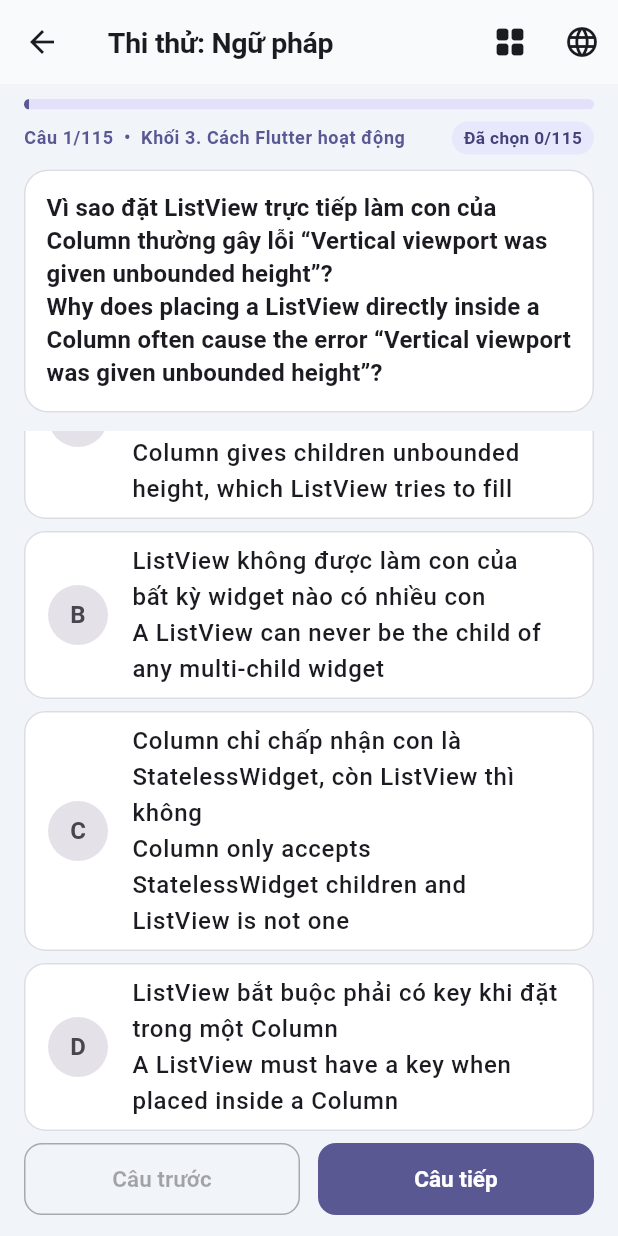
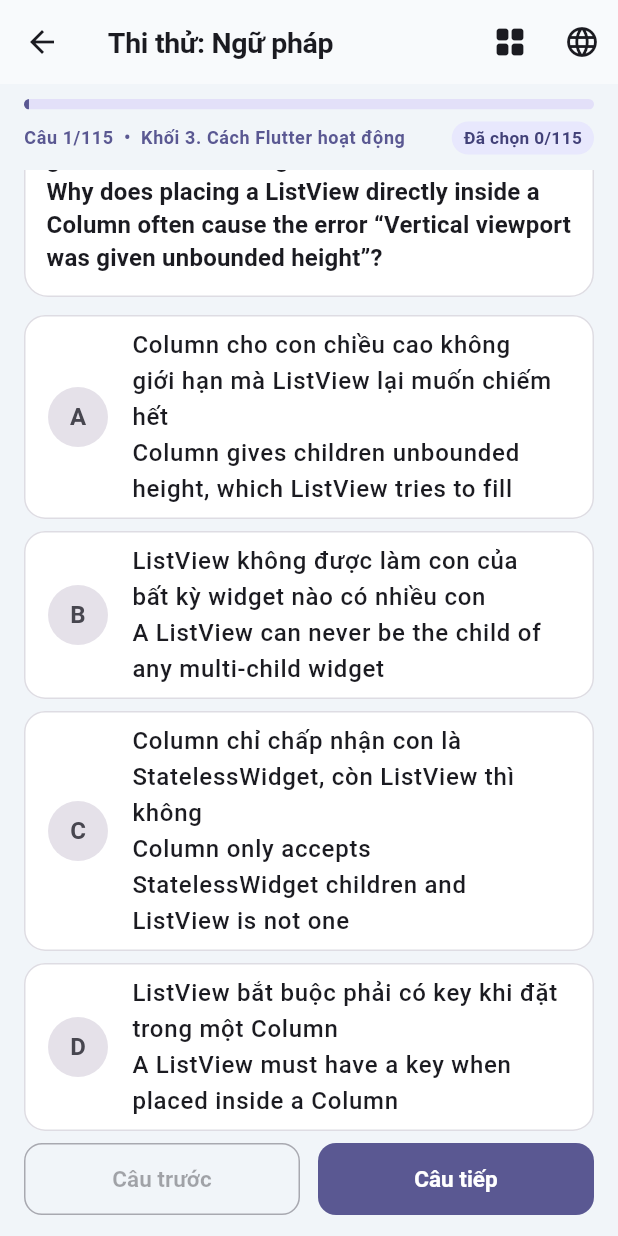
Before and after one commit to nguyenHoang-dev/BTTH_APP_MOBILE, a Flutter app: the QuizScreen screen opened directly with sample values from the repository, scrolled down 77 dp, on a phone screen of 412 x 824 dp. Run offline on Flutter 3.47's test engine with Material 3 defaults, Android fonts, the phone set to English and light mode, and no system bars; our stand-ins replace device_info_plus, dio, sqflite; accounts and stored records are empty.

Commit message:
fix(quiz): make question card and answer options scroll together for long code snippets

```diff
--- a/mobile/lib/screens/quiz_screen.dart
+++ b/mobile/lib/screens/quiz_screen.dart
@@ -231,6 +231,9 @@ class _QuizBody extends StatelessWidget {
             ],
           ),
           const SizedBox(height: 10),
+          Expanded(
+            child: ListView(
+              children: [
                 Container(
                   padding: const EdgeInsets.all(14),
                   decoration: BoxDecoration(
@@ -250,11 +253,10 @@ class _QuizBody extends StatelessWidget {
                   ),
                 ),
                 const SizedBox(height: 12),
-          Expanded(
-            child: ListView.separated(
-              itemCount: q.options.length,
-              separatorBuilder: (_, _) => const SizedBox(height: 8),
-              itemBuilder: (_, i) {
+                for (var i = 0; i < q.options.length; i++) ...[
+                  if (i > 0) const SizedBox(height: 8),
+                  Builder(
+                    builder: (_) {
                       final selected = quiz.selectedIndexForCurrent == i;
                       return Card(
                         color: selected
@@ -265,7 +267,9 @@ class _QuizBody extends StatelessWidget {
                           side: BorderSide(
                             color: selected
                                 ? colorScheme.primary
-                          : colorScheme.outlineVariant.withValues(alpha: 0.6),
+                                : colorScheme.outlineVariant.withValues(
+                                    alpha: 0.6,
+                                  ),
                             width: selected ? 1.8 : 1,
                           ),
                         ),
@@ -280,7 +284,9 @@ class _QuizBody extends StatelessWidget {
                                 : colorScheme.onSurfaceVariant,
                             child: Text(
                               String.fromCharCode(65 + i),
-                        style: const TextStyle(fontWeight: FontWeight.w700),
+                              style: const TextStyle(
+                                fontWeight: FontWeight.w700,
+                              ),
                             ),
                           ),
                           title: Text(
@@ -302,9 +308,15 @@ class _QuizBody extends StatelessWidget {
                       );
                     },
                   ),
+                ],
+                const SizedBox(height: 8),
+              ],
+            ),
           ),
           const SizedBox(height: 8),
-          Row(
+          SafeArea(
+            top: false,
+            child: Row(
               children: [
                 Expanded(
                   child: OutlinedButton(
@@ -346,6 +358,7 @@ class _QuizBody extends StatelessWidget {
                         ),
                 ),
               ],
+            ),
           ),
         ],
       ),
```
Lines whose indentation alone changed are shown as unchanged.
